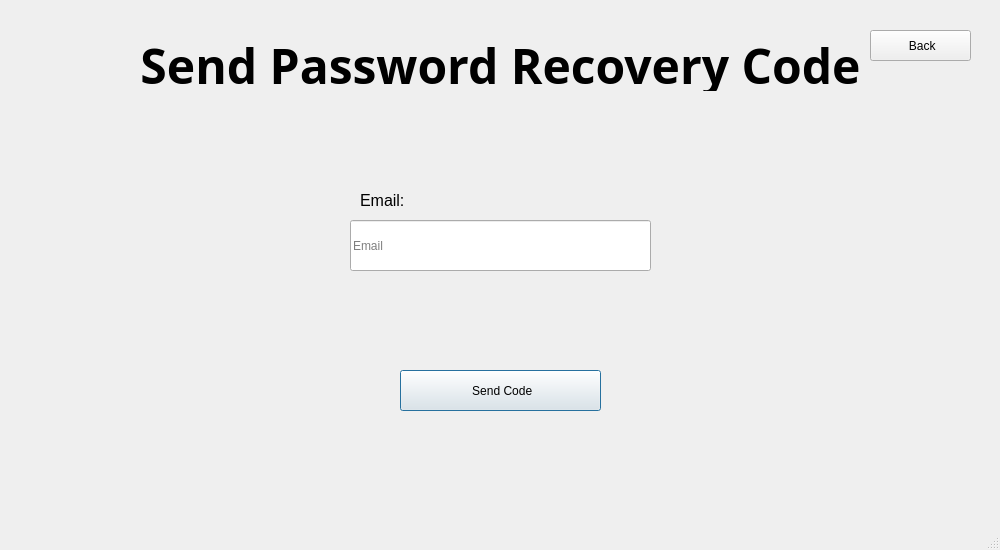
Above: Main/client/gui/ui/forgot_password.ui from SuperName3102/Final-Project before the change. Below: the same form after it.
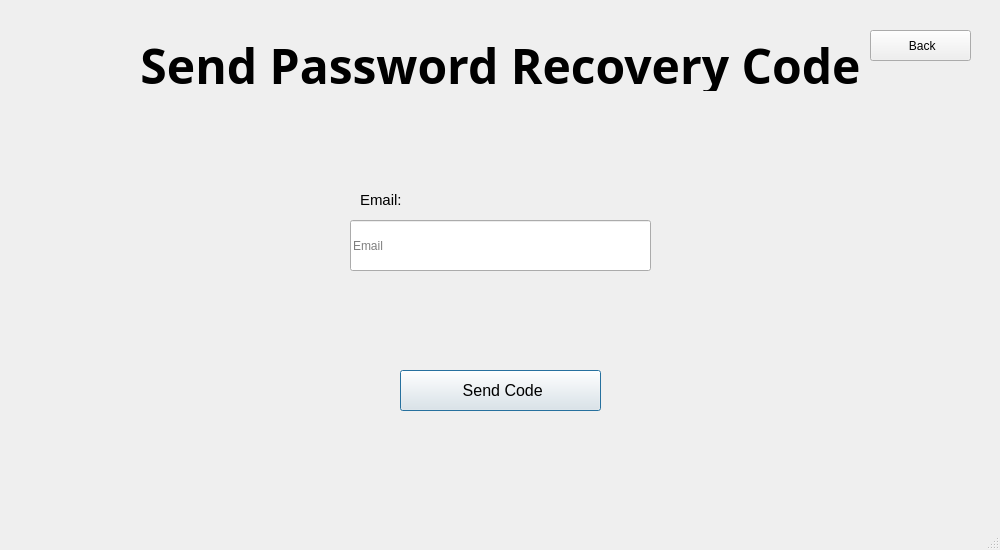
That is the form after the change.

Diff of the .ui file:
```diff
--- a/Main/client/gui/ui/forgot_password.ui
+++ b/Main/client/gui/ui/forgot_password.ui
@@ -101,8 +101,13 @@
       <height>21</height>
      </rect>
     </property>
+    <property name="font">
+     <font>
+      <pointsize>11</pointsize>
+     </font>
+    </property>
     <property name="text">
-     <string>&lt;html&gt;&lt;head/&gt;&lt;body&gt;&lt;p&gt;&lt;span style=&quot; font-size:12pt;&quot;&gt;Email:&lt;/span&gt;&lt;/p&gt;&lt;/body&gt;&lt;/html&gt;</string>
+     <string>&lt;html&gt;&lt;head/&gt;&lt;body&gt;&lt;p&gt;&lt;span&gt;Email:&lt;/span&gt;&lt;/p&gt;&lt;/body&gt;&lt;/html&gt;</string>
     </property>
     <property name="alignment">
      <set>Qt::AlignmentFlag::AlignLeading|Qt::AlignmentFlag::AlignLeft|Qt::AlignmentFlag::AlignVCenter</set>
@@ -139,6 +144,11 @@
       <height>41</height>
      </rect>
     </property>
+    <property name="font">
+     <font>
+      <pointsize>12</pointsize>
+     </font>
+    </property>
     <property name="styleSheet">
      <string notr="true"/>
     </property>
```
